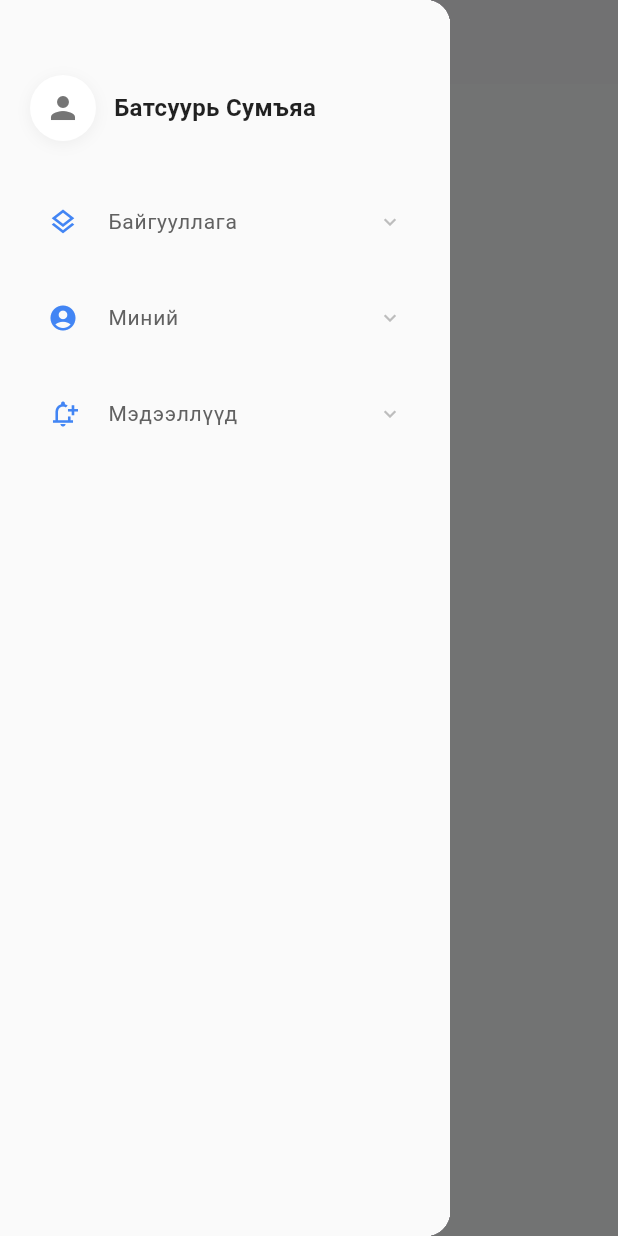
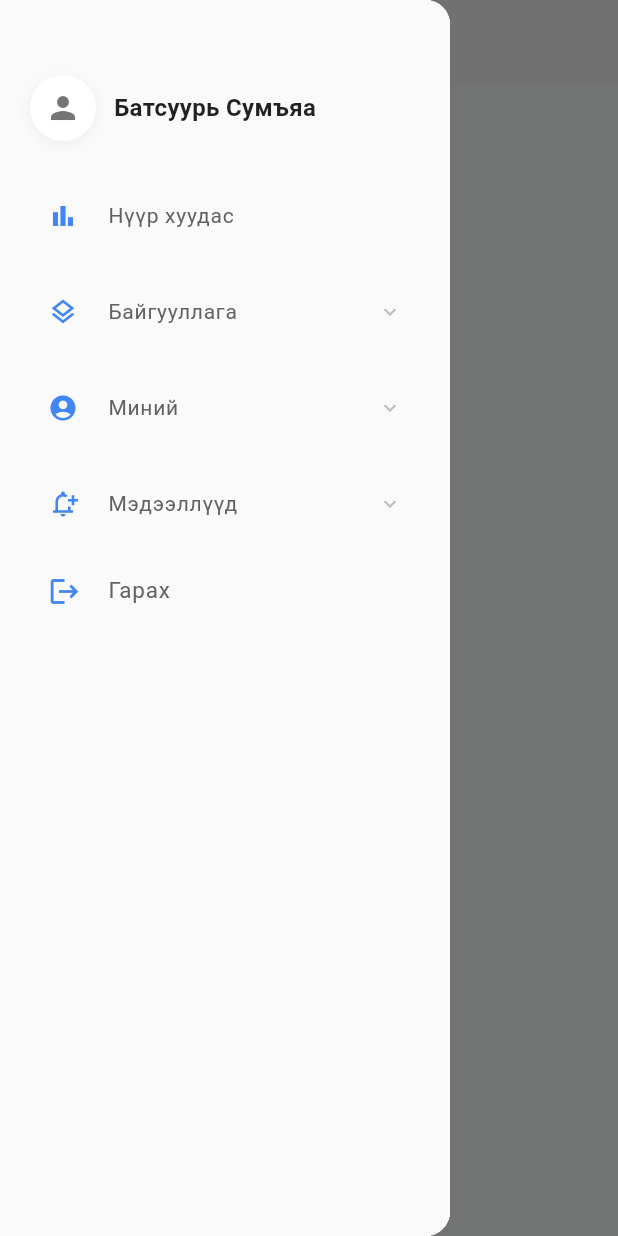
Before and after one commit to SumiyaDatacare/hackatonappp, a Flutter app: the DailyPage screen opened by its route, with the side drawer open, on a phone screen of 412 x 824 dp. Run offline on Flutter 3.47's test engine with Material 3 defaults, Android fonts, the light colour scheme and no system bars; our stand-ins replace table_calendar.

Commit message:
add home

```diff
--- a/lib/components/sidebar_screen.dart
+++ b/lib/components/sidebar_screen.dart
@@ -66,13 +66,14 @@ class _SidebarDrawerState extends State<SidebarDrawer> {
               child: ListView(
                 padding: EdgeInsets.symmetric(horizontal: 16),
                 children: [
-                  // Reports - Simple menu
-                  // _buildSimpleMenuItem(
-                  //   icon: Icons.bar_chart_outlined,
-                  //   title: 'Reports',
-                  //   isSelected: widget.currentRoute == '/reports',
-                  //   route: '/reports',
-                  // ),
+                  //Reports - Simple menu
+                  _buildSimpleMenuItem(
+                    icon: Icons.bar_chart_outlined,
+                    iconColor: Color(0xFF4285F4),
+                    title: 'Нүүр хуудас',
+                    isSelected: widget.currentRoute == '/reports',
+                    route: '/lib/screens/login.dart',
+                  ),
                   SizedBox(height: 4),
                   // Strategies with submenu - Blue
                   _buildMenuItemWithSubmenu(
@@ -162,6 +163,25 @@ class _SidebarDrawerState extends State<SidebarDrawer> {
                       ),
                     ],
                   ),
+
+                  ListTile(
+                    leading: Icon(
+                      Icons.logout,
+                      color: Color(0xFF4285F4),
+                      size: 22,
+                    ),
+                    title: Text(
+                      'Гарах',
+                      style: TextStyle(
+                        fontSize: 15,
+                        color: Colors.grey.shade700,
+                      ),
+                    ),
+                    onTap: () {
+                      Navigator.pushReplacementNamed(context, '/login');
+                    },
+                  ),
+                  SizedBox(height: 20),
                 ],
               ),
             ),
```
